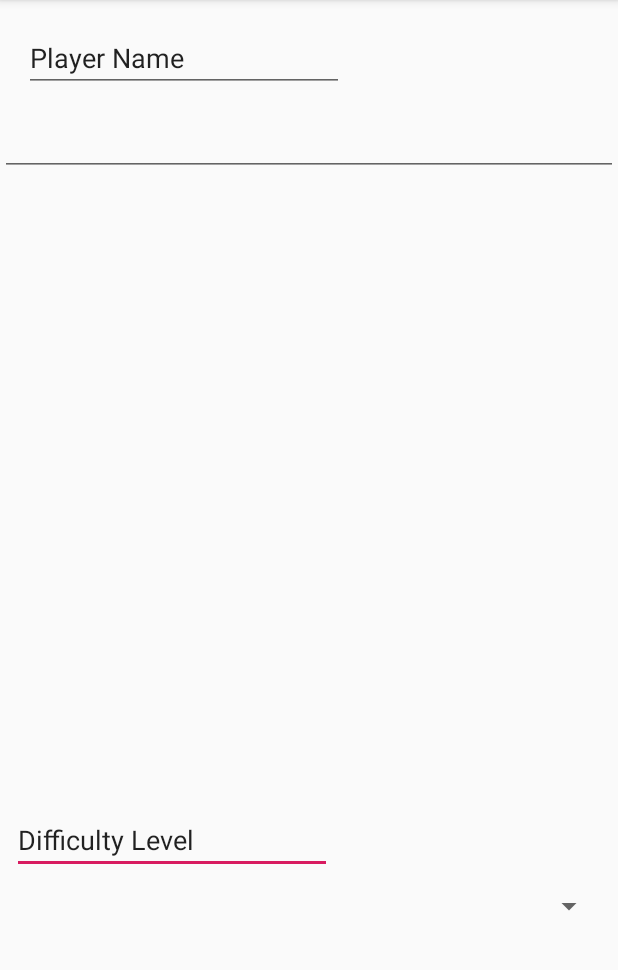
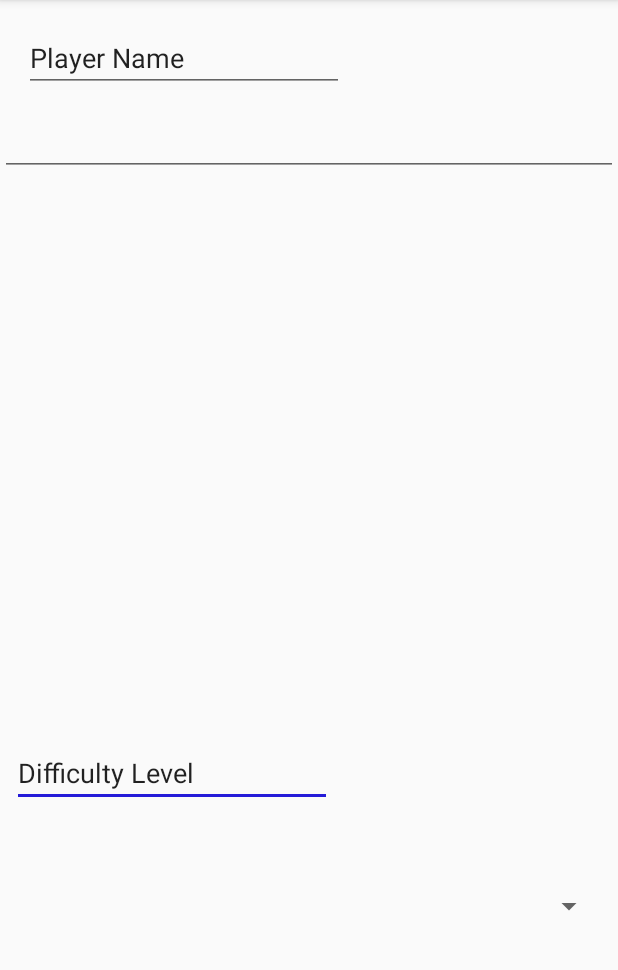
Before and after one commit to vytran9599/SpaceTraders, an Android app: the addNewPerson screen opened directly, with no data from a screen before it, on a phone screen of 412 x 824 dp, the part 84-1054 px from its top. Run offline under Robolectric (Android 15) with nearby library versions, the phone set to English and light mode, and no system bars.

Commit message:
change enum

```diff
--- a/app/src/main/java/edu/gatech/cs2340/spacetraders/model/DifficultyStanding.java
+++ b/app/src/main/java/edu/gatech/cs2340/spacetraders/model/DifficultyStanding.java
@@ -1,9 +1,12 @@
 package edu.gatech.cs2340.spacetraders.model;
 
 public enum DifficultyStanding {
-    FR("FR"), SO("SO"), JR("JR"), SR("SR");
+    EASY("EASY"), MEDIUM("MEDIUM"), HARD("HARD");
     private final String standing;
     DifficultyStanding(String standing) {
         this.standing = standing;
     }
+    @Override public String toString(){
+        return standing;
+    }
 }
--- a/app/src/main/java/edu/gatech/cs2340/spacetraders/views/ConfigurationActivity.java
+++ b/app/src/main/java/edu/gatech/cs2340/spacetraders/views/ConfigurationActivity.java
@@ -33,8 +33,9 @@ public class ConfigurationActivity extends AppCompatActivity {
 
         ArrayAdapter<DifficultyStanding> difficultyAdapter = new ArrayAdapter<>(this, android.R.layout.simple_spinner_item, DifficultyStanding.values());
         difficultyAdapter.setDropDownViewResource(android.R.layout.simple_spinner_dropdown_item);
+        difficultySpinner.setAdapter(difficultyAdapter);
+
         difficultySpinner.setSelection(game.getDS().ordinal());
-        difficultySpinner.setAdapter(difficultyAdapter);
     }
     public void onAddPressed(View view) {
         game.setDS((DifficultyStanding) difficultySpinner.getSelectedItem());
--- a/app/src/main/res/layout/activity_add_new_person.xml
+++ b/app/src/main/res/layout/activity_add_new_person.xml
@@ -16,11 +16,14 @@
         android:layout_marginEnd="8dp"
         android:layout_marginRight="8dp"
         android:layout_marginBottom="152dp"
+        android:spinnerMode="dropdown"
+        android:visibility="visible"
         app:layout_constraintBottom_toBottomOf="parent"
         app:layout_constraintEnd_toEndOf="parent"
         app:layout_constraintHorizontal_bias="0.0"
         app:layout_constraintStart_toStartOf="parent"
         app:layout_constraintTop_toTopOf="parent"
+        android:textColor="#0000"
         app:layout_constraintVertical_bias="1.0" />
 
     <EditText
@@ -41,7 +44,7 @@
         app:layout_constraintHorizontal_bias="0.0"
         app:layout_constraintStart_toStartOf="parent"
         app:layout_constraintTop_toTopOf="parent"
-        app:layout_constraintVertical_bias="0.749" />
+        app:layout_constraintVertical_bias="0.686" />
 
     <EditText
         android:id="@+id/nameText"
--- a/app/src/main/res/values/colors.xml
+++ b/app/src/main/res/values/colors.xml
@@ -2,5 +2,5 @@
 <resources>
     <color name="colorPrimary">#008577</color>
     <color name="colorPrimaryDark">#00574B</color>
-    <color name="colorAccent">#D81B60</color>
+    <color name="colorAccent">#241BD8</color>
 </resources>
```
Also changed, not shown: app/src/main/java/edu/gatech/cs2340/spacetraders/views/DifficultyActivity.java (added, +19 -0 lines).
